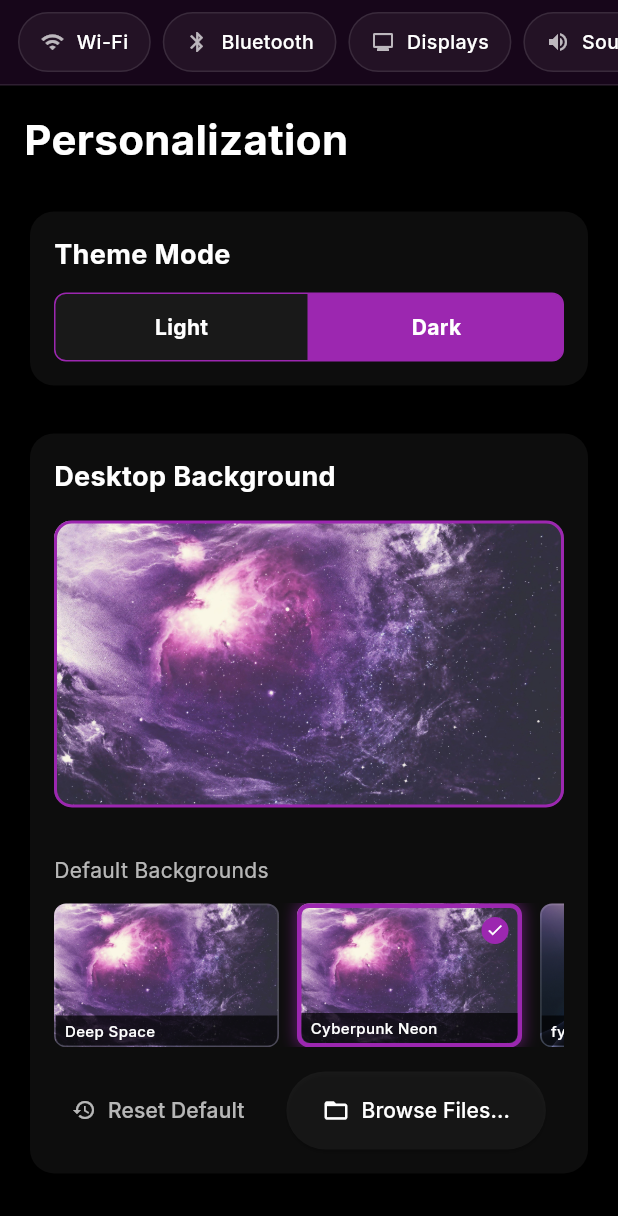
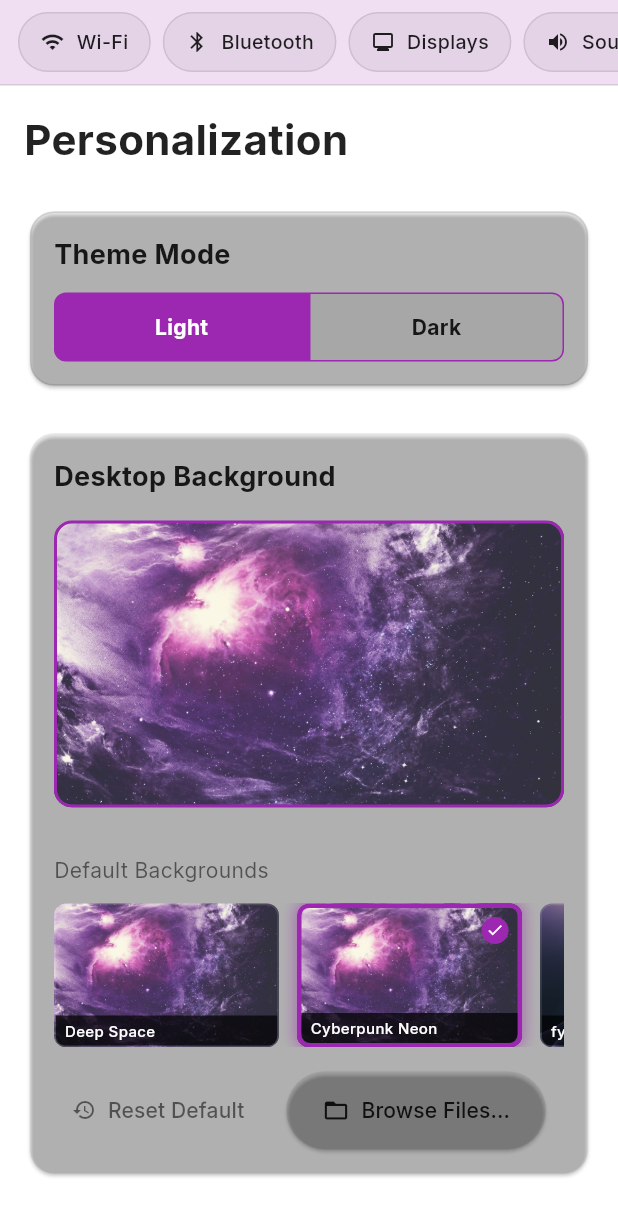
Before and after one commit to archieBTW/fyrWeb, a Flutter app: the FyrSettingsApp screen opened directly, after a tap on "Light", on a phone screen of 412 x 824 dp. Shown: the top 1216 px of the screen. Run offline on Flutter 3.47's test engine with Material 3 defaults, Android fonts, the phone set to English and light mode, and no system bars; our stand-ins replace audioplayers, file_picker, flutter_highlight, font_awesome_flutter, glass_kit, google_fonts and 3 more; missing offline and left inert: dart:html, dart:js_interop, dart:ui_web; accounts and stored records are empty.

Commit message:
fyr light/dark mode

```diff
--- a/lib/apps/fyrsettings_app.dart
+++ b/lib/apps/fyrsettings_app.dart
@@ -422,12 +422,12 @@ class _FyrSettingsAppState extends State<FyrSettingsApp> {
                           children: [
                             Expanded(
                               child: GestureDetector(
-                                onTap: () => FyrTheme.setThemeMode(ThemeMode.light),
+                                onTap: () => setState(() => settings.setDarkMode(false)),
                                 child: Container(
                                   padding: const EdgeInsets.symmetric(vertical: 12),
                                   alignment: Alignment.center,
                                   decoration: BoxDecoration(
-                                    color: !FyrTheme.isDark ? accentColor : FyrTheme.cardColor,
+                                    color: !settings.isDarkMode ? accentColor : FyrTheme.cardColor,
                                     borderRadius: const BorderRadius.only(
                                       topLeft: Radius.circular(8),
                                       bottomLeft: Radius.circular(8),
@@ -437,7 +437,7 @@ class _FyrSettingsAppState extends State<FyrSettingsApp> {
                                   child: Text(
                                     'Light',
                                     style: TextStyle(
-                                      color: !FyrTheme.isDark ? Colors.white : FyrTheme.textColor,
+                                      color: !settings.isDarkMode ? Colors.white : FyrTheme.textColor,
                                       fontWeight: FontWeight.bold,
                                     ),
                                   ),
@@ -446,12 +446,12 @@ class _FyrSettingsAppState extends State<FyrSettingsApp> {
                             ),
                             Expanded(
                               child: GestureDetector(
-                                onTap: () => FyrTheme.setThemeMode(ThemeMode.dark),
+                                onTap: () => setState(() => settings.setDarkMode(true)),
                                 child: Container(
                                   padding: const EdgeInsets.symmetric(vertical: 12),
                                   alignment: Alignment.center,
                                   decoration: BoxDecoration(
-                                    color: FyrTheme.isDark ? accentColor : FyrTheme.cardColor,
+                                    color: settings.isDarkMode ? accentColor : FyrTheme.cardColor,
                                     borderRadius: const BorderRadius.only(
                                       topRight: Radius.circular(8),
                                       bottomRight: Radius.circular(8),
@@ -461,7 +461,7 @@ class _FyrSettingsAppState extends State<FyrSettingsApp> {
                                   child: Text(
                                     'Dark',
                                     style: TextStyle(
-                                      color: FyrTheme.isDark ? Colors.white : FyrTheme.textColor,
+                                      color: settings.isDarkMode ? Colors.white : FyrTheme.textColor,
                                       fontWeight: FontWeight.bold,
                                     ),
                                   ),
@@ -486,11 +486,11 @@ class _FyrSettingsAppState extends State<FyrSettingsApp> {
                         Row(
                           children: [
                             GestureDetector(
-                              onTap: () => FyrTheme.setThemeMode(ThemeMode.light),
+                              onTap: () => setState(() => settings.setDarkMode(false)),
                               child: Container(
                                 padding: const EdgeInsets.symmetric(horizontal: 24, vertical: 12),
                                 decoration: BoxDecoration(
-                                  color: !FyrTheme.isDark ? accentColor : FyrTheme.cardColor,
+                                  color: !settings.isDarkMode ? accentColor : FyrTheme.cardColor,
                                   borderRadius: const BorderRadius.only(
                                     topLeft: Radius.circular(8),
                                     bottomLeft: Radius.circular(8),
@@ -500,18 +500,18 @@ class _FyrSettingsAppState extends State<FyrSettingsApp> {
                                 child: Text(
                                   'Light',
                                   style: TextStyle(
-                                    color: !FyrTheme.isDark ? Colors.white : FyrTheme.textColor,
+                                    color: !settings.isDarkMode ? Colors.white : FyrTheme.textColor,
                                     fontWeight: FontWeight.bold,
                                   ),
                                 ),
                               ),
                             ),
                             GestureDetector(
-                              onTap: () => FyrTheme.setThemeMode(ThemeMode.dark),
+                              onTap: () => setState(() => settings.setDarkMode(true)),
                               child: Container(
                                 padding: const EdgeInsets.symmetric(horizontal: 24, vertical: 12),
                                 decoration: BoxDecoration(
-                                  color: FyrTheme.isDark ? accentColor : FyrTheme.cardColor,
+                                  color: settings.isDarkMode ? accentColor : FyrTheme.cardColor,
                                   borderRadius: const BorderRadius.only(
                                     topRight: Radius.circular(8),
                                     bottomRight: Radius.circular(8),
@@ -521,7 +521,7 @@ class _FyrSettingsAppState extends State<FyrSettingsApp> {
                                 child: Text(
                                   'Dark',
                                   style: TextStyle(
-                                    color: FyrTheme.isDark ? Colors.white : FyrTheme.textColor,
+                                    color: settings.isDarkMode ? Colors.white : FyrTheme.textColor,
                                     fontWeight: FontWeight.bold,
                                   ),
                                 ),
@@ -704,7 +704,7 @@ class _FyrSettingsAppState extends State<FyrSettingsApp> {
                               onChanged: (val) {
                                 setState(() => _pullColorFromBg = val);
                                 if (val) {
-                                  FyrTheme.setAccentColor(const Color(0xFF800080));
+                                  settings.setAccentColor(const Color(0xFF800080));
                                 }
                               },
                               activeColor: accentColor,
@@ -736,7 +736,7 @@ class _FyrSettingsAppState extends State<FyrSettingsApp> {
                               onChanged: (val) {
                                 setState(() => _pullColorFromBg = val);
                                 if (val) {
-                                  FyrTheme.setAccentColor(const Color(0xFF800080));
+                                  settings.setAccentColor(const Color(0xFF800080));
                                 }
                               },
                               activeColor: accentColor,
@@ -770,13 +770,13 @@ class _FyrSettingsAppState extends State<FyrSettingsApp> {
                               ),
                               const SizedBox(height: 16),
                               _buildColorSlider('Red', r, Colors.red, (val) {
-                                FyrTheme.setAccentColor(Color.fromARGB(255, val.toInt(), g, b));
+                                settings.setAccentColor(Color.fromARGB(255, val.toInt(), g, b));
                               }),
                               _buildColorSlider('Green', g, Colors.green, (val) {
-                                FyrTheme.setAccentColor(Color.fromARGB(255, r, val.toInt(), b));
+                                settings.setAccentColor(Color.fromARGB(255, r, val.toInt(), b));
                               }),
                               _buildColorSlider('Blue', b, Colors.blue, (val) {
-                                FyrTheme.setAccentColor(Color.fromARGB(255, r, g, val.toInt()));
+                                settings.setAccentColor(Color.fromARGB(255, r, g, val.toInt()));
                               }),
                             ],
                           ),
```
Also changed, not shown: 1 other file.
